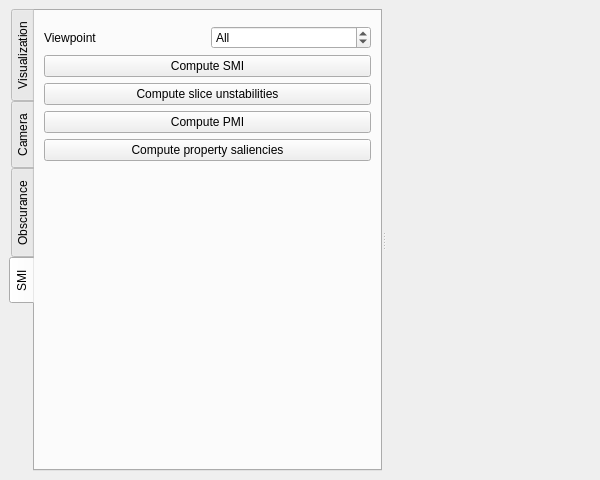
Before: the Qt Designer form starviewer/src/extensions/playground/experimental3d/qexperimental3dextensionbase.ui in starviewer-medical/starviewer, drawn with Qt 5.
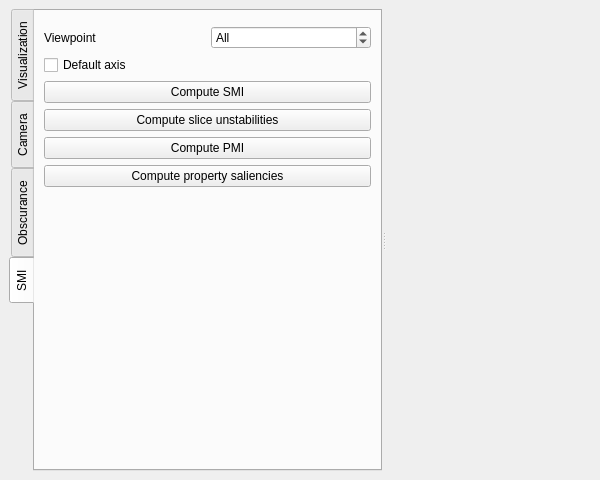
After: the same form once the commit is applied. The open tabs and pages were chosen to show the change. Custom widgets are drawn as their Qt base class.

Diff of the .ui file:
```diff
--- a/starviewer/src/extensions/playground/experimental3d/qexperimental3dextensionbase.ui
+++ b/starviewer/src/extensions/playground/experimental3d/qexperimental3dextensionbase.ui
@@ -921,6 +921,13 @@
           </item>
          </layout>
         </item>
+        <item>
+         <widget class="QCheckBox" name="m_smiDefaultAxisCheckBox" >
+          <property name="text" >
+           <string>Default axis</string>
+          </property>
+         </widget>
+        </item>
         <item>
          <widget class="QPushButton" name="m_smiPushButton" >
           <property name="text" >
```
